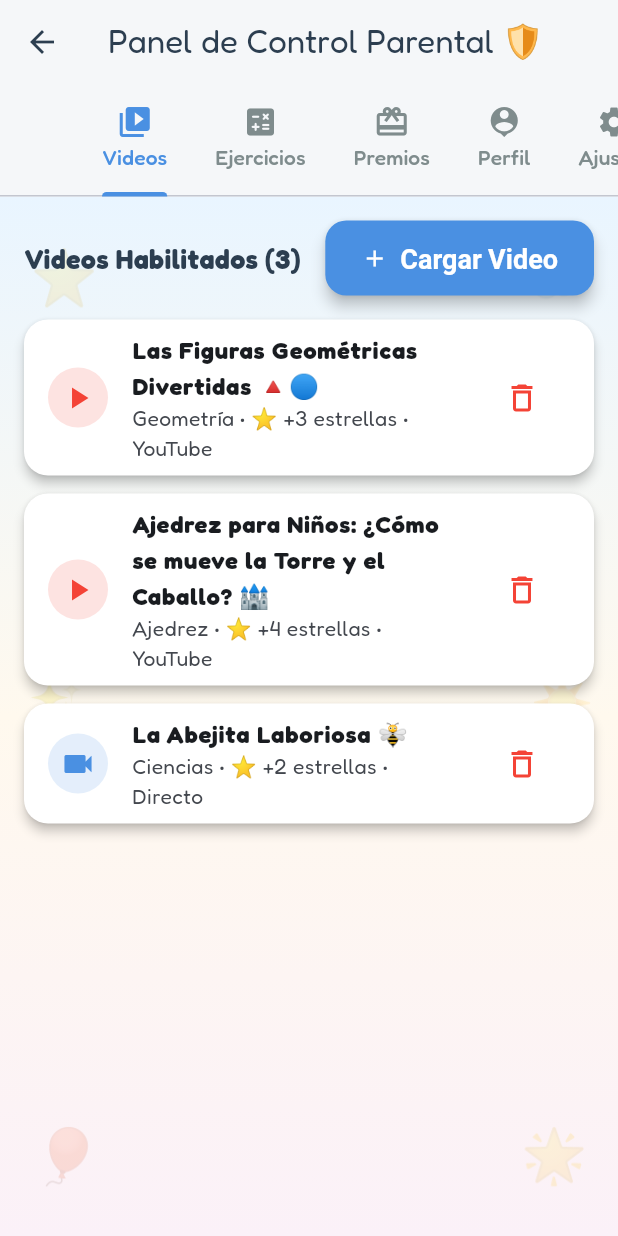
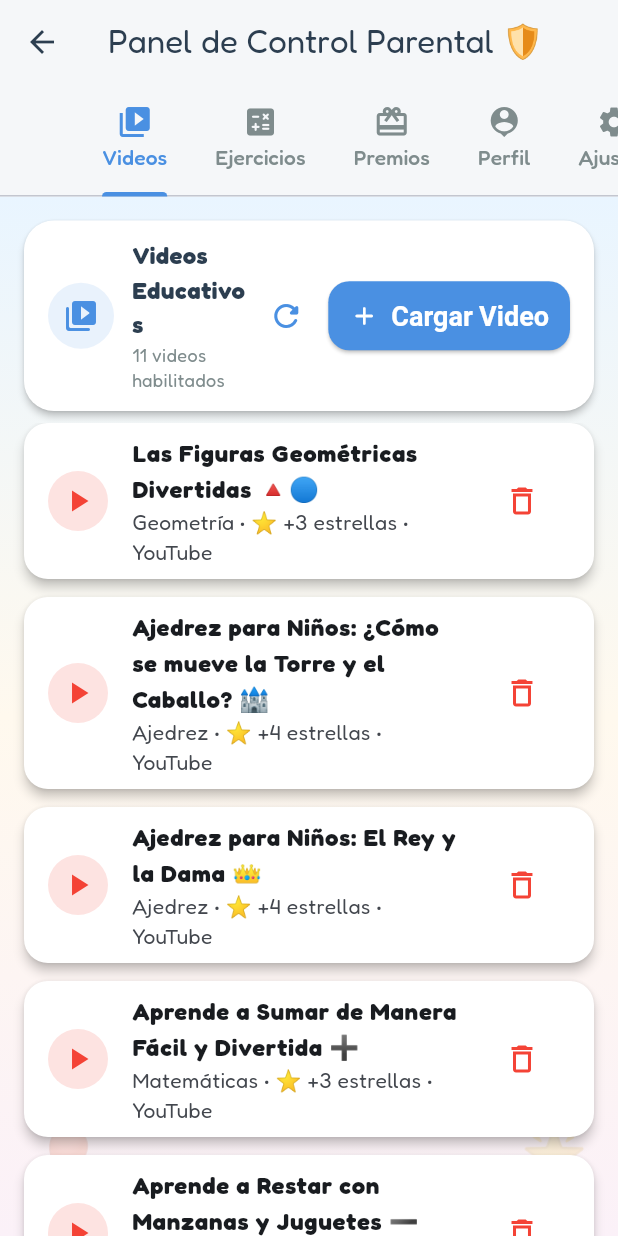
Before and after one commit to CYBERNET26/kids_Am, a Flutter app: the _ParentDashboardView screen opened directly, after a tap on the "delete outline" icon, on a phone screen of 412 x 824 dp. Run offline on Flutter 3.47's test engine with Material 3 defaults, Android fonts, the phone set to English and light mode, and no system bars; our stand-ins replace confetti, flutter_riverpod, flutter_tts, go_router, google_fonts, shared_preferences and 2 more; accounts and stored records are empty.

Commit message:
feat: archivo dedicado default_videos.dart con 12+ videos iniciales y cabeceras prolijas para botones de accion

```diff
--- /dev/null
+++ b/lib/core/constants/default_videos.dart
@@ -0,0 +1,169 @@
+import 'package:kids_am/features/video_library/domain/models/video_item.dart';
+
+/// ============================================================================
+/// ARCHIVO DE VIDEOS EDUCATIVOS PREDETERMINADOS (POR DEFAULT)
+/// ============================================================================
+/// Aquí puedes agregar, editar o quitar todos los videos que vendrán de forma
+/// fija en la aplicación.
+///
+/// Puedes colocar:
+/// - Enlaces de YouTube:
+///     - 'https://www.youtube.com/watch?v=...'
+///     - 'https://youtu.be/...'
+/// - Enlaces directos a archivos de video (MP4, etc.)
+///
+/// Parámetros de cada video:
+/// - id: Identificador único (ej: 'video_1', 'video_2', etc.)
+/// - title: Nombre del video que verá el niño
+/// - description: Pequeña descripción o tema educativo
+/// - urlOrAssetPath: El enlace de YouTube o URL directa
+/// - category: 'Matemáticas', 'Ajedrez', 'Ciencias', 'Geometría', 'Música', etc.
+/// - rewardStars: Cantidad de estrellas que gana el niño por verlo completo (ej: 3, 4, 5)
+/// ============================================================================
+
+final List<VideoItem> defaultEducationalVideos = [
+  // --- VIDEO 1 ---
+  const VideoItem(
+    id: 'vid_default_01',
+    title: 'Aprende los Números del 1 al 10 🎵',
+    description: 'Canción didáctica y alegre para contar con animalitos',
+    urlOrAssetPath: 'https://www.youtube.com/watch?v=pSqkWk_Q_i4',
+    sourceType: VideoSourceType.youtube,
+    category: 'Matemáticas',
+    rewardStars: 3,
+  ),
+
+  // --- VIDEO 2 ---
+  const VideoItem(
+    id: 'vid_default_02',
+    title: 'Las Figuras Geométricas Divertidas 🔺🔵',
+    description: 'Círculo, cuadrado, triángulo y rectángulo para niños',
+    urlOrAssetPath: 'https://www.youtube.com/watch?v=65wZuz-8u-k',
+    sourceType: VideoSourceType.youtube,
+    category: 'Geometría',
+    rewardStars: 3,
+  ),
+
+  // --- VIDEO 3 ---
+  const VideoItem(
+    id: 'vid_default_03',
+    title: 'Ajedrez para Niños: ¿Cómo se mueve la Torre y el Caballo? 🏰',
+    description: 'Cuento interactivo para aprender las piezas de ajedrez',
+    urlOrAssetPath: 'https://www.youtube.com/watch?v=kYJv8Z1kZ50',
+    sourceType: VideoSourceType.youtube,
+    category: 'Ajedrez',
+    rewardStars: 4,
+  ),
+
+  // --- VIDEO 4 ---
+  const VideoItem(
+    id: 'vid_default_04',
+    title: 'Ajedrez para Niños: El Rey y la Dama 👑',
+    description: 'Aprende los secretos y movimientos del Rey y la Reina',
+    urlOrAssetPath: 'https://www.youtube.com/watch?v=d_Z89M5L1n8',
+    sourceType: VideoSourceType.youtube,
+    category: 'Ajedrez',
+    rewardStars: 4,
+  ),
+
+  // --- VIDEO 5 ---
+  const VideoItem(
+    id: 'vid_default_05',
+    title: 'Aprende a Sumar de Manera Fácil y Divertida ➕',
+    description: 'Explicación sencilla de sumas para niños de primaria',
+    urlOrAssetPath: 'https://www.youtube.com/watch?v=o0d428P3QvQ',
+    sourceType: VideoSourceType.youtube,
+    category: 'Matemáticas',
+    rewardStars: 3,
+  ),
+
+  // --- VIDEO 6 ---
+  const VideoItem(
+    id: 'vid_default_06',
+    title: 'Aprende a Restar con Manzanas y Juguetes ➖',
+    description: 'Resta fácil y didáctica con ejemplos visuales',
+    urlOrAssetPath: 'https://www.youtube.com/watch?v=42vjqtleG9E',
+    sourceType: VideoSourceType.youtube,
+    category: 'Matemáticas',
+    rewardStars: 3,
+  ),
+
+  // --- VIDEO 7 ---
+  const VideoItem(
+    id: 'vid_default_07',
+    title: 'La Canción de la Tabla del 2 y del 3 ✖️',
+    description: 'Música alegre para memorizar las primeras multiplicaciones',
+    urlOrAssetPath: 'https://www.youtube.com/watch?v=ecSXX971eL0',
+    sourceType: VideoSourceType.youtube,
+    category: 'Matemáticas',
+    rewardStars: 5,
+  ),
+
+  // --- VIDEO 8 ---
+  const VideoItem(
+    id: 'vid_default_08',
+    title: '¿Qué es la Multiplicación? Para Niños de 7 a 9 años 🧠',
+    description: 'Entiende cómo multiplicar sumando grupos iguales',
+    urlOrAssetPath: 'https://www.youtube.com/watch?v=YFtEaVw5k1A',
+    sourceType: VideoSourceType.youtube,
+    category: 'Matemáticas',
+    rewardStars: 4,
+  ),
+
+  // --- VIDEO 9 ---
+  const VideoItem(
+    id: 'vid_default_09',
+    title: 'Aprende a Dividir: Repartir entre Amigos ➗',
+    description: 'Explicación clara de la división exacta para niños',
+    urlOrAssetPath: 'https://www.youtube.com/watch?v=iA0fP4tLg7M',
+    sourceType: VideoSourceType.youtube,
+    category: 'Matemáticas',
+    rewardStars: 5,
+  ),
+
+  // --- VIDEO 10 ---
+  const VideoItem(
+    id: 'vid_default_10',
+    title: 'El Sistema Solar y los Planetas para Niños 🪐🚀',
+    description: 'Viaje espacial por el sol, la luna y los 8 planetas',
+    urlOrAssetPath: 'https://www.youtube.com/watch?v=ZykXgSqet6A',
+    sourceType: VideoSourceType.youtube,
+    category: 'Ciencias',
+    rewardStars: 4,
+  ),
+
+  // --- VIDEO 11 ---
+  const VideoItem(
+    id: 'vid_default_11',
+    title: 'Los Animales Vertebrados e Invertebrados 🦁🐟',
+    description: 'Descubre los mamíferos, aves, peces y reptiles',
+    urlOrAssetPath: 'https://www.youtube.com/watch?v=uQO5FF5eX9g',
+    sourceType: VideoSourceType.youtube,
+    category: 'Ciencias',
+    rewardStars: 3,
+  ),
+
+  // --- VIDEO 12 ---
+  const VideoItem(
+    id: 'vid_default_12',
+    title: 'Cuento de Ajedrez: El Peón Valiente ♟️',
+    description: 'Historia motivacional sobre cómo el peón puede convertirse en dama',
+    urlOrAssetPath: 'https://www.youtube.com/watch?v=1xWq7Pz0Qv0',
+    sourceType: VideoSourceType.youtube,
+    category: 'Ajedrez',
+    rewardStars: 4,
+  ),
+
+  // --------------------------------------------------------------------------
+  // PUEDES SEGUIR AGREGANDO MÁS VIDEOS AQUÍ ABAJO (COPIA Y PEGA EL FORMATO):
+  // --------------------------------------------------------------------------
+  // const VideoItem(
+  //   id: 'vid_default_13',
+  //   title: 'Título de tu video',
+  //   description: 'Descripción breve',
+  //   urlOrAssetPath: 'https://www.youtube.com/watch?v=TU_ENLACE_AQUI',
+  //   sourceType: VideoSourceType.youtube,
+  //   category: 'Matemáticas', // o 'Ajedrez', 'Ciencias', etc.
+  //   rewardStars: 3,
+  // ),
+];
--- a/lib/features/parent_zone/presentation/screens/parent_gate_screen.dart
+++ b/lib/features/parent_zone/presentation/screens/parent_gate_screen.dart
@@ -885,26 +885,60 @@ class _ParentDashboardViewState extends ConsumerState<_ParentDashboardView>
         constraints: const BoxConstraints(maxWidth: 620),
         child: Column(
           children: [
-            Padding(
-              padding: const EdgeInsets.all(16.0),
+            Card(
+              margin: const EdgeInsets.fromLTRB(16, 16, 16, 8),
+              elevation: 2,
+              shape: RoundedRectangleBorder(borderRadius: BorderRadius.circular(20)),
+              child: Padding(
+                padding: const EdgeInsets.symmetric(horizontal: 16, vertical: 12),
                 child: Row(
-                mainAxisAlignment: MainAxisAlignment.spaceBetween,
-                children: [
+                  children: [
+                    CircleAvatar(
+                      backgroundColor: AppColors.primaryBlue.withValues(alpha: 0.12),
+                      radius: 22,
+                      child: const Icon(Icons.video_library_rounded, color: AppColors.primaryBlue),
+                    ),
+                    const SizedBox(width: 12),
+                    Expanded(
+                      child: Column(
+                        crossAxisAlignment: CrossAxisAlignment.start,
+                        children: [
+                          const Text(
+                            'Videos Educativos',
+                            style: TextStyle(fontSize: 16, fontWeight: FontWeight.bold, color: AppColors.textDark),
+                          ),
                           Text(
-                    'Videos Habilitados (${videos.length})',
-                    style: const TextStyle(fontSize: 18, fontWeight: FontWeight.bold, color: AppColors.textDark),
-                  ),
+                            '${videos.length} videos habilitados',
+                            style: const TextStyle(fontSize: 12, color: AppColors.textMuted),
+                          ),
+                        ],
+                      ),
+                    ),
+                    IconButton(
+                      icon: const Icon(Icons.refresh_rounded, color: AppColors.primaryBlue),
+                      tooltip: 'Recargar videos por defecto (desde default_videos.dart)',
+                      onPressed: () {
+                        ref.read(videoLibraryProvider.notifier).restoreDefaults();
+                        ScaffoldMessenger.of(context).showSnackBar(
+                          const SnackBar(content: Text('¡Videos por defecto recargados desde default_videos.dart!')),
+                        );
+                      },
+                    ),
+                    const SizedBox(width: 4),
                     ElevatedButton.icon(
                       onPressed: _showAddVideoDialog,
-                    icon: const Icon(Icons.add),
-                    label: const Text('Cargar Video'),
+                      icon: const Icon(Icons.add_rounded, size: 20),
+                      label: const Text('Cargar Video', style: TextStyle(fontWeight: FontWeight.bold)),
                       style: ElevatedButton.styleFrom(
                         backgroundColor: AppColors.primaryBlue,
                         foregroundColor: Colors.white,
+                        padding: const EdgeInsets.symmetric(horizontal: 14, vertical: 12),
                         shape: RoundedRectangleBorder(borderRadius: BorderRadius.circular(14)),
-                    ),
-                  ),
-                ],
+                        elevation: 1,
+                      ),
+                    ),
+                  ],
+                ),
               ),
             ),
             Expanded(
@@ -1147,26 +1181,49 @@ class _ParentDashboardViewState extends ConsumerState<_ParentDashboardView>
         constraints: const BoxConstraints(maxWidth: 620),
         child: Column(
           children: [
-            Padding(
-              padding: const EdgeInsets.all(16.0),
+            Card(
+              margin: const EdgeInsets.fromLTRB(16, 16, 16, 8),
+              elevation: 2,
+              shape: RoundedRectangleBorder(borderRadius: BorderRadius.circular(20)),
+              child: Padding(
+                padding: const EdgeInsets.symmetric(horizontal: 16, vertical: 12),
                 child: Row(
-                mainAxisAlignment: MainAxisAlignment.spaceBetween,
-                children: [
+                  children: [
+                    CircleAvatar(
+                      backgroundColor: Colors.purple.withValues(alpha: 0.12),
+                      radius: 22,
+                      child: const Icon(Icons.calculate_rounded, color: Colors.purple),
+                    ),
+                    const SizedBox(width: 12),
+                    Expanded(
+                      child: Column(
+                        crossAxisAlignment: CrossAxisAlignment.start,
+                        children: [
+                          const Text(
+                            'Ejercicios de Padres',
+                            style: TextStyle(fontSize: 16, fontWeight: FontWeight.bold, color: AppColors.textDark),
+                          ),
                           Text(
-                    'Ejercicios Creados (${exercises.length})',
-                    style: const TextStyle(fontSize: 18, fontWeight: FontWeight.bold, color: AppColors.textDark),
+                            '${exercises.length} desafíos personalizados',
+                            style: const TextStyle(fontSize: 12, color: AppColors.textMuted),
+                          ),
+                        ],
+                      ),
                     ),
                     ElevatedButton.icon(
                       onPressed: () => _showCustomExerciseDialog(),
-                    icon: const Icon(Icons.add),
-                    label: const Text('Crear Ejercicio'),
+                      icon: const Icon(Icons.add_rounded, size: 20),
+                      label: const Text('Crear Ejercicio', style: TextStyle(fontWeight: FontWeight.bold)),
                       style: ElevatedButton.styleFrom(
-                      backgroundColor: AppColors.primaryBlue,
+                        backgroundColor: Colors.purple,
                         foregroundColor: Colors.white,
+                        padding: const EdgeInsets.symmetric(horizontal: 14, vertical: 12),
                         shape: RoundedRectangleBorder(borderRadius: BorderRadius.circular(14)),
-                    ),
-                  ),
-                ],
+                        elevation: 1,
+                      ),
+                    ),
+                  ],
+                ),
               ),
             ),
             Expanded(
@@ -1288,26 +1345,49 @@ class _ParentDashboardViewState extends ConsumerState<_ParentDashboardView>
         constraints: const BoxConstraints(maxWidth: 620),
         child: Column(
           children: [
-            Padding(
-              padding: const EdgeInsets.all(16.0),
+            Card(
+              margin: const EdgeInsets.fromLTRB(16, 16, 16, 8),
+              elevation: 2,
+              shape: RoundedRectangleBorder(borderRadius: BorderRadius.circular(20)),
+              child: Padding(
+                padding: const EdgeInsets.symmetric(horizontal: 16, vertical: 12),
                 child: Row(
-                mainAxisAlignment: MainAxisAlignment.spaceBetween,
+                  children: [
+                    CircleAvatar(
+                      backgroundColor: AppColors.playfulGreen.withValues(alpha: 0.15),
+                      radius: 22,
+                      child: const Icon(Icons.card_giftcard_rounded, color: AppColors.playfulGreen),
+                    ),
+                    const SizedBox(width: 12),
+                    Expanded(
+                      child: Column(
+                        crossAxisAlignment: CrossAxisAlignment.start,
                         children: [
                           const Text(
-                    'Premios y Recompensas ⭐',
-                    style: TextStyle(fontSize: 18, fontWeight: FontWeight.bold, color: AppColors.textDark),
+                            'Premios y Recompensas',
+                            style: TextStyle(fontSize: 16, fontWeight: FontWeight.bold, color: AppColors.textDark),
+                          ),
+                          Text(
+                            '${rewards.length} premios para canjear con estrellas ⭐',
+                            style: const TextStyle(fontSize: 12, color: AppColors.textMuted),
+                          ),
+                        ],
+                      ),
                     ),
                     ElevatedButton.icon(
                       onPressed: _showAddRewardDialog,
-                    icon: const Icon(Icons.add),
-                    label: const Text('Crear Premio'),
+                      icon: const Icon(Icons.add_rounded, size: 20),
+                      label: const Text('Crear Premio', style: TextStyle(fontWeight: FontWeight.bold)),
                       style: ElevatedButton.styleFrom(
                         backgroundColor: AppColors.playfulGreen,
                         foregroundColor: Colors.white,
+                        padding: const EdgeInsets.symmetric(horizontal: 14, vertical: 12),
                         shape: RoundedRectangleBorder(borderRadius: BorderRadius.circular(14)),
-                    ),
-                  ),
-                ],
+                        elevation: 1,
+                      ),
+                    ),
+                  ],
+                ),
               ),
             ),
             Expanded(
```
Also changed, not shown: lib/features/video_library/presentation/providers/video_library_provider.dart (+10 -44 lines), 1 other file. Lines whose indentation alone changed are shown as unchanged.
